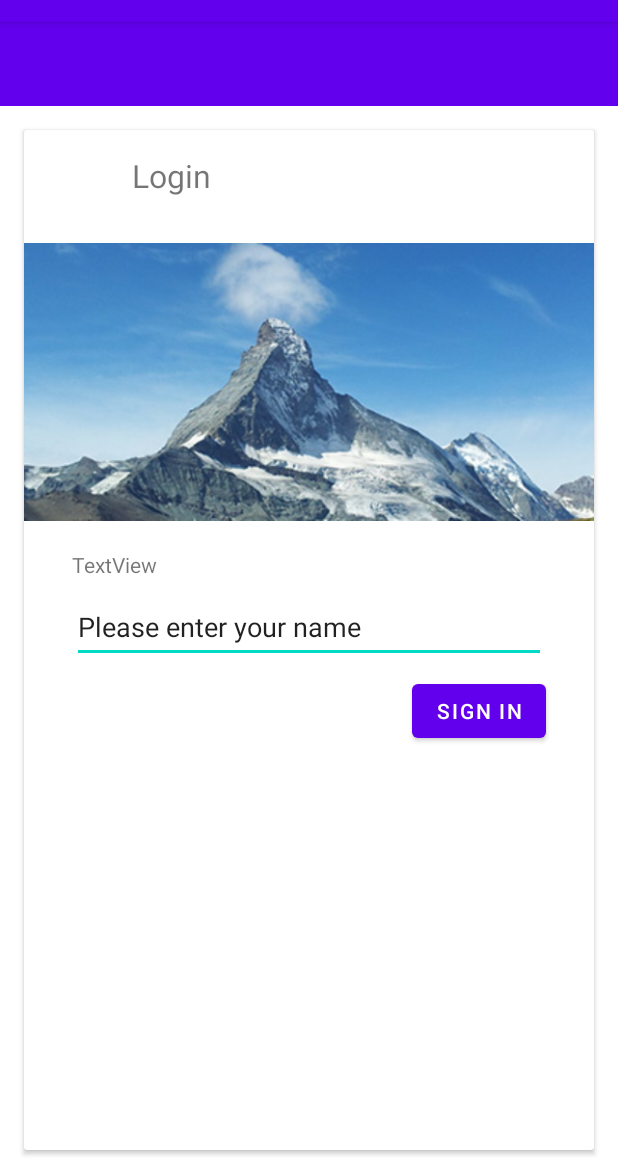
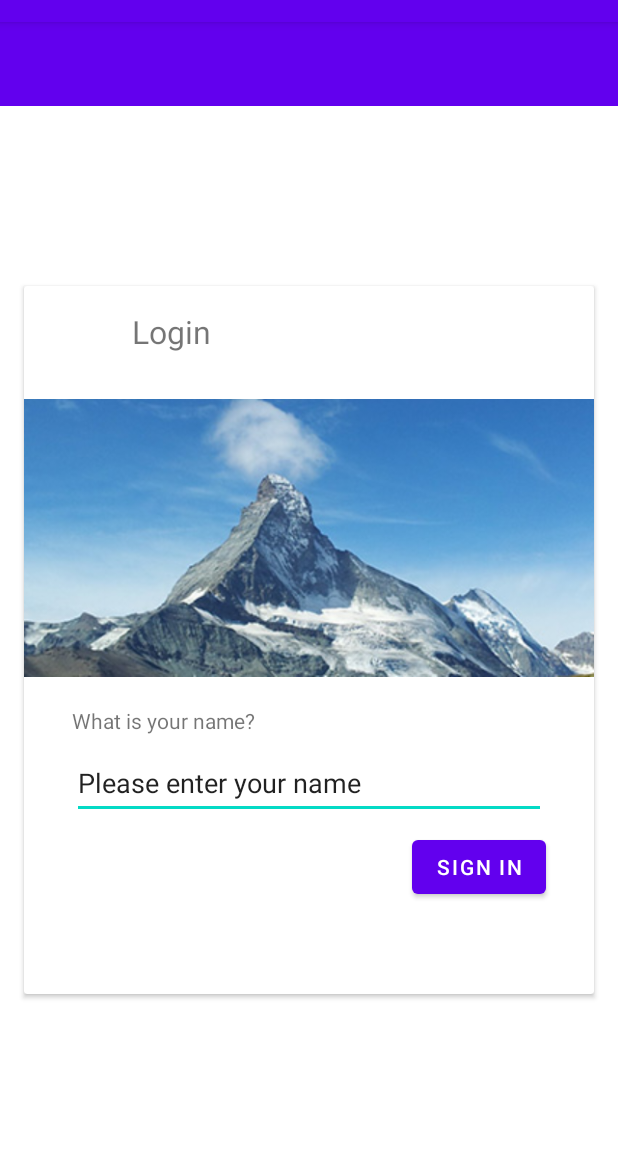
Before and after one commit to a97marbr/LoginScreenDemo, an Android app: the screen it shows after launch (MainActivity), on a phone screen of 412 x 824 dp, the part 62-1236 px from its top. Run offline under Robolectric (Android 15) with nearby library versions, the phone set to English and light mode, and no system bars.

Commit message:
Adjusted card size

```diff
--- a/app/src/main/res/layout/activity_main.xml
+++ b/app/src/main/res/layout/activity_main.xml
@@ -20,7 +20,7 @@
 
     <androidx.cardview.widget.CardView
         android:layout_width="match_parent"
-        android:layout_height="0dp"
+        android:layout_height="wrap_content"
         android:layout_marginStart="16dp"
         android:layout_marginTop="16dp"
         android:layout_marginEnd="16dp"
@@ -28,41 +28,40 @@
         app:layout_constraintBottom_toBottomOf="parent"
         app:layout_constraintEnd_toEndOf="parent"
         app:layout_constraintStart_toStartOf="parent"
-        app:layout_constraintTop_toBottomOf="@+id/toolbar" >
+        app:layout_constraintTop_toBottomOf="@+id/toolbar">
 
         <androidx.constraintlayout.widget.ConstraintLayout
+            android:id="@+id/login_card"
             android:layout_width="match_parent"
-            android:layout_height="match_parent"
-            android:id="@+id/login_card">
+            android:layout_height="match_parent">
 
             <androidx.constraintlayout.widget.ConstraintLayout
                 android:id="@+id/card_title"
                 android:layout_width="match_parent"
                 android:layout_height="72dp"
-                app:layout_constraintTop_toTopOf="@+id/login_card"
+                app:layout_constraintEnd_toEndOf="@+id/login_card"
                 app:layout_constraintStart_toStartOf="@+id/login_card"
-                app:layout_constraintEnd_toEndOf="@+id/login_card">
+                app:layout_constraintTop_toTopOf="@+id/login_card">
 
                 <TextView
                     android:id="@+id/textView"
                     android:layout_width="wrap_content"
                     android:layout_height="28dp"
+                    android:layout_marginStart="16dp"
+                    android:layout_marginTop="16dp"
                     android:text="Login"
                     android:textSize="21sp"
-                    android:layout_marginStart="16dp"
-                    android:layout_marginTop="16dp"
                     app:layout_constraintStart_toEndOf="@+id/profile_icon"
-                    app:layout_constraintTop_toTopOf="parent"
-                    />
+                    app:layout_constraintTop_toTopOf="parent" />
 
                 <ImageView
                     android:id="@+id/profile_icon"
                     android:layout_width="40dp"
                     android:layout_height="40dp"
+                    android:layout_marginStart="16dp"
                     android:layout_marginTop="16dp"
-                    android:layout_marginStart="16dp"
+                    app:layout_constraintStart_toStartOf="parent"
                     app:layout_constraintTop_toTopOf="parent"
-                    app:layout_constraintStart_toStartOf="parent"
                     tools:srcCompat="@tools:sample/avatars" />
 
 
@@ -72,16 +71,16 @@
                 android:id="@+id/card_body"
                 android:layout_width="match_parent"
                 android:layout_height="400dp"
-                app:layout_constraintTop_toBottomOf="@+id/card_title"
-                app:layout_constraintStart_toStartOf="parent">
+                app:layout_constraintStart_toStartOf="parent"
+                app:layout_constraintTop_toBottomOf="@+id/card_title">
 
                 <ImageView
-                    app:layout_constraintTop_toTopOf="parent"
                     android:id="@+id/hero_img"
                     android:layout_width="match_parent"
                     android:layout_height="192dp"
-                    tools:layout_editor_absoluteY="72dp"
-                    android:src="@drawable/matterhorn_16x9" />
+                    android:src="@drawable/matterhorn_16x9"
+                    app:layout_constraintTop_toTopOf="parent"
+                    tools:layout_editor_absoluteY="72dp" />
 
                 <TextView
                     android:id="@+id/card_body_info"
@@ -89,7 +88,7 @@
                     android:layout_height="wrap_content"
                     android:layout_marginStart="32dp"
                     android:layout_marginTop="16dp"
-                    android:text="TextView"
+                    android:text="What is your name?"
                     app:layout_constraintStart_toStartOf="parent"
                     app:layout_constraintTop_toBottomOf="@id/hero_img" />
 
```
